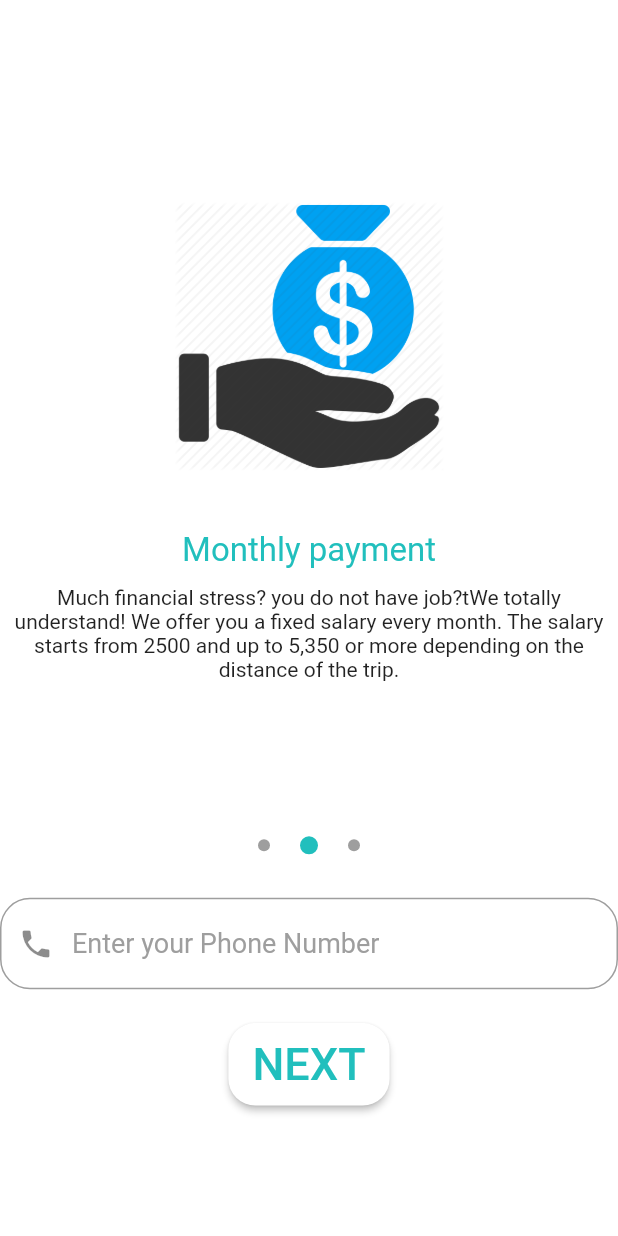
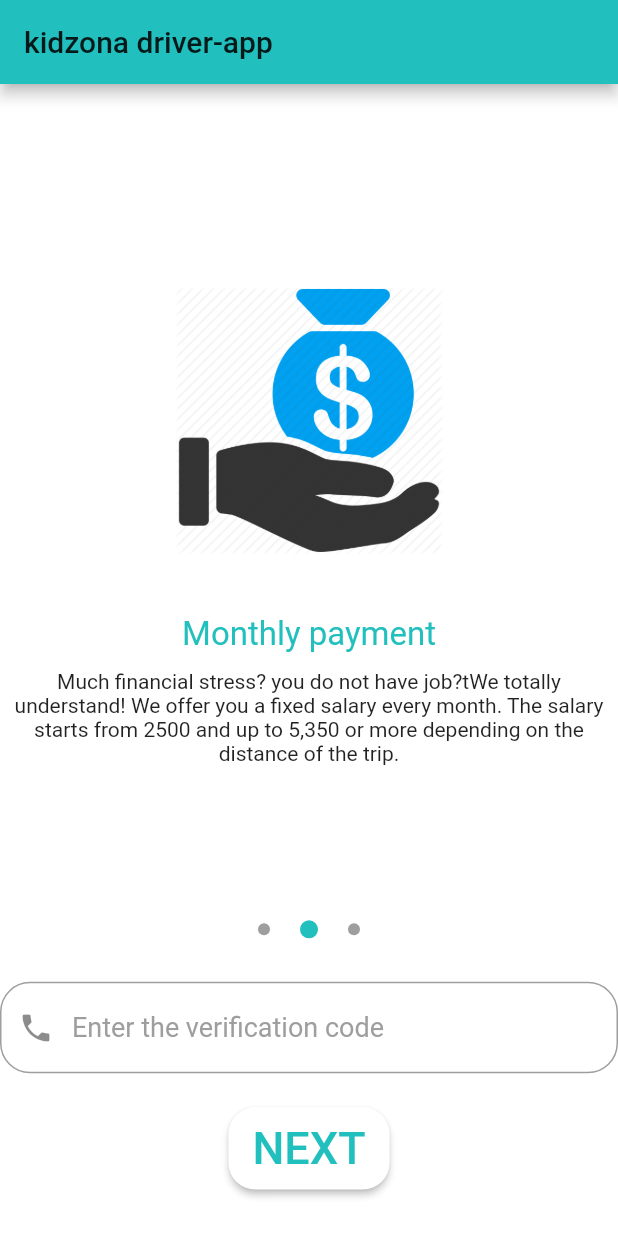
Before and after one commit to mernabobakr/driver_mobapp, a Flutter app: the screen it shows after launch, on a phone screen of 412 x 824 dp. Run offline on Flutter 3.47's test engine with Material 2 defaults, Android fonts, the phone set to English and light mode, and no system bars; our stand-ins replace firebase_storage, get_it, google_fonts, image_cropper, image_picker, shared_preferences; accounts and stored records are empty; Roboto replaces fonts that are missing (Ubuntu).

Commit message:
yarb ysht3'lo

```diff
--- a/busapp/lib/Screens/verify-code.dart
+++ b/busapp/lib/Screens/verify-code.dart
@@ -117,8 +117,8 @@ class _VerifyCodeState extends State<VerifyCode> {
 
   @override
   Widget build(BuildContext context) {
-    String phoneNumber = ModalRoute.of(context).settings.arguments as String;
-    this.phoneNumber = phoneNumber;
+  //  String phoneNumber = ModalRoute.of(context).settings.arguments as String;
+    this.phoneNumber = "01273252408";
     print(this.phoneNumber + " aaa  ");
     return Scaffold(
 //      backgroundColor: Color(0xFF21BFBD),
--- a/busapp/lib/main.dart
+++ b/busapp/lib/main.dart
@@ -1,5 +1,6 @@
 import 'package:busapp/Screens/TripScreen.dart';
 import 'package:busapp/Screens/start_page.dart';
+import 'package:busapp/Screens/verify-code.dart';
 import 'package:busapp/di.dart';
 import 'package:busapp/utils/const_variables.dart';
 import 'package:flutter/material.dart';
@@ -29,7 +30,7 @@ class _AppState extends State<App> {
   fetchData() {
     SharedPreferences preferences = getIt.get<SharedPreferences>();
     initialRoute = preferences.getString(ConsVar.userKey) == null
-        ? StartPage.id
+        ? VerifyCode.id
         : TripScreen.id;
   }
 
--- a/busapp/lib/services/driver_service.dart
+++ b/busapp/lib/services/driver_service.dart
@@ -6,7 +6,7 @@ import 'package:busapp/utils/const_variables.dart';
 import 'package:http/http.dart' as http;
 
 Future<http.Response> signUp(DriverSignupModel model) async {
-  final sigUpUrl = ConsVar.baseUrl + ":8040/driver/new";
+  final sigUpUrl = ConsVar.baseUrl + ":8070/driver/new";
 
   return http.post(
     Uri.parse(sigUpUrl),
```
Also changed, not shown: busapp/pubspec.lock.
